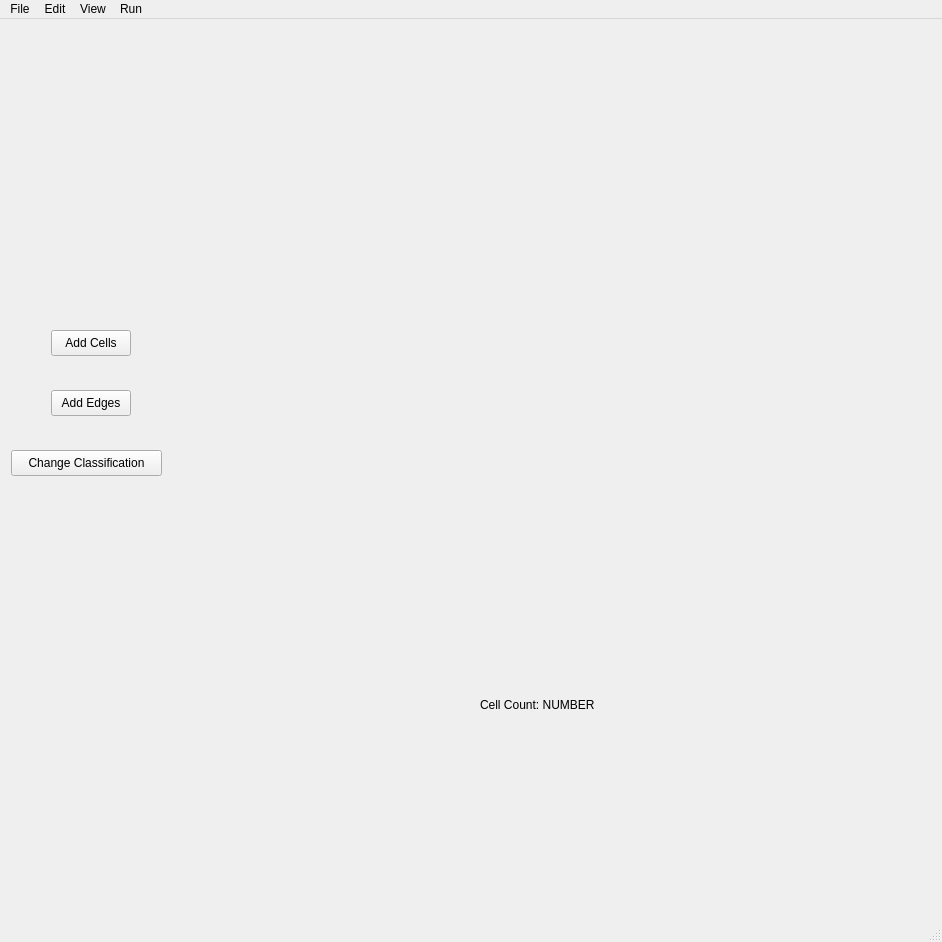
ahthomps/bacteria-networks, file ui/main.ui: the form before one commit.
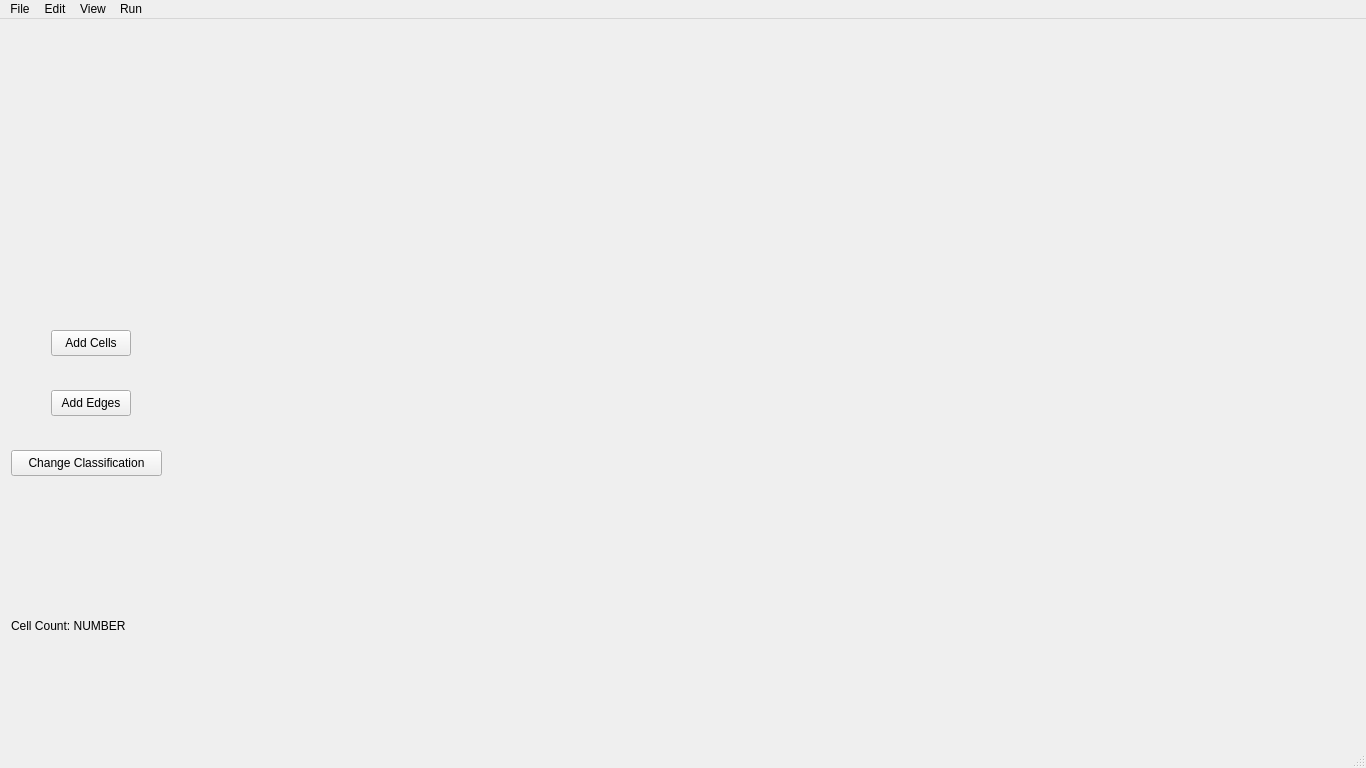
The form after the commit. Custom widgets are drawn as their Qt base class.

```diff
--- a/ui/main.ui
+++ b/ui/main.ui
@@ -6,27 +6,14 @@
    <rect>
     <x>0</x>
     <y>0</y>
-    <width>942</width>
-    <height>942</height>
+    <width>1366</width>
+    <height>768</height>
    </rect>
   </property>
   <property name="windowTitle">
    <string>MainWindow</string>
   </property>
   <widget class="QWidget" name="centralwidget">
-   <widget class="QLabel" name="CellCounter">
-    <property name="geometry">
-     <rect>
-      <x>480</x>
-      <y>670</y>
-      <width>131</width>
-      <height>31</height>
-     </rect>
-    </property>
-    <property name="text">
-     <string>Cell Count: NUMBER</string>
-    </property>
-   </widget>
    <widget class="QWidget" name="ToolbarContainer" native="true">
     <property name="geometry">
      <rect>
@@ -112,14 +99,27 @@
       <string>Change Classification</string>
      </property>
     </widget>
+    <widget class="QLabel" name="CellCounter">
+     <property name="geometry">
+      <rect>
+       <x>10</x>
+       <y>590</y>
+       <width>191</width>
+       <height>31</height>
+      </rect>
+     </property>
+     <property name="text">
+      <string>Cell Count: NUMBER</string>
+     </property>
+    </widget>
    </widget>
    <widget class="QWidget" name="MplWidgetContainer" native="true">
     <property name="geometry">
      <rect>
       <x>271</x>
       <y>40</y>
-      <width>600</width>
-      <height>600</height>
+      <width>800</width>
+      <height>800</height>
      </rect>
     </property>
     <property name="minimumSize">
@@ -130,14 +130,14 @@
     </property>
     <property name="maximumSize">
      <size>
-      <width>600</width>
-      <height>600</height>
+      <width>10000</width>
+      <height>10000</height>
      </size>
     </property>
     <widget class="MplWidget" name="MplWidget" native="true">
      <property name="geometry">
       <rect>
-       <x>-30</x>
+       <x>0</x>
        <y>0</y>
        <width>600</width>
        <height>600</height>
@@ -154,6 +154,17 @@
      </property>
     </widget>
    </widget>
+   <widget class="QWidget" name="">
+    <property name="geometry">
+     <rect>
+      <x>0</x>
+      <y>0</y>
+      <width>2</width>
+      <height>2</height>
+     </rect>
+    </property>
+    <layout class="QHBoxLayout" name="horizontalLayout"/>
+   </widget>
   </widget>
   <widget class="QMenuBar" name="menubar">
    <property name="geometry">
@@ -161,7 +172,7 @@
      <x>0</x>
      <y>0</y>
      <width>942</width>
-     <height>23</height>
+     <height>22</height>
     </rect>
    </property>
    <widget class="QMenu" name="menuFile">
```
